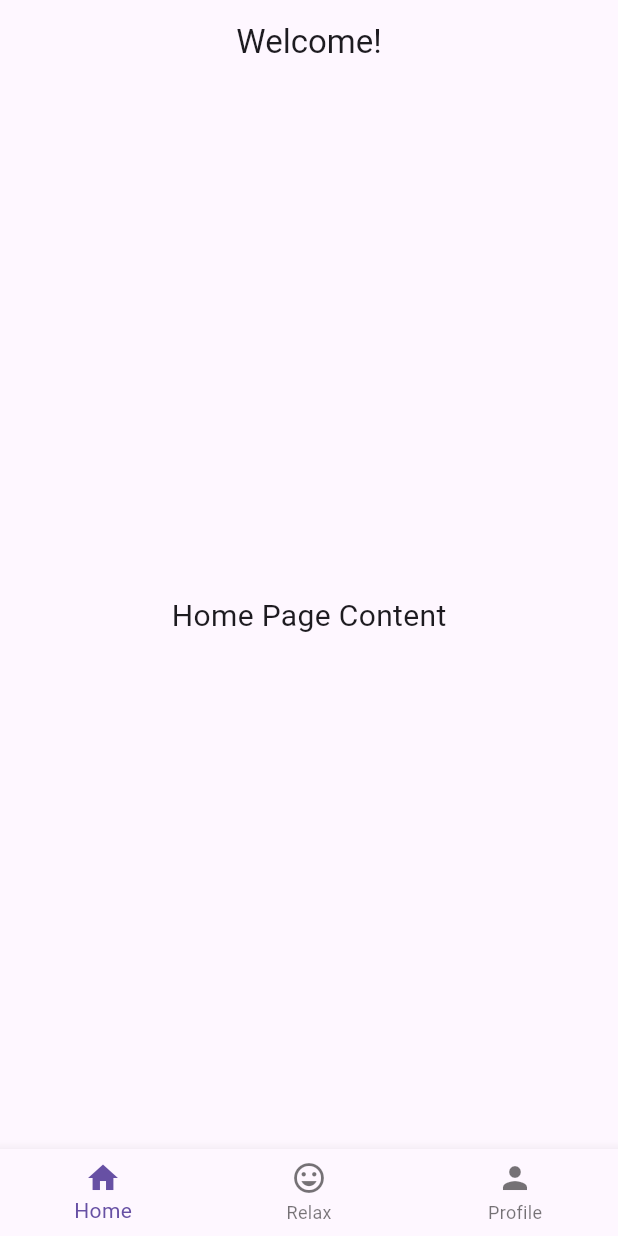
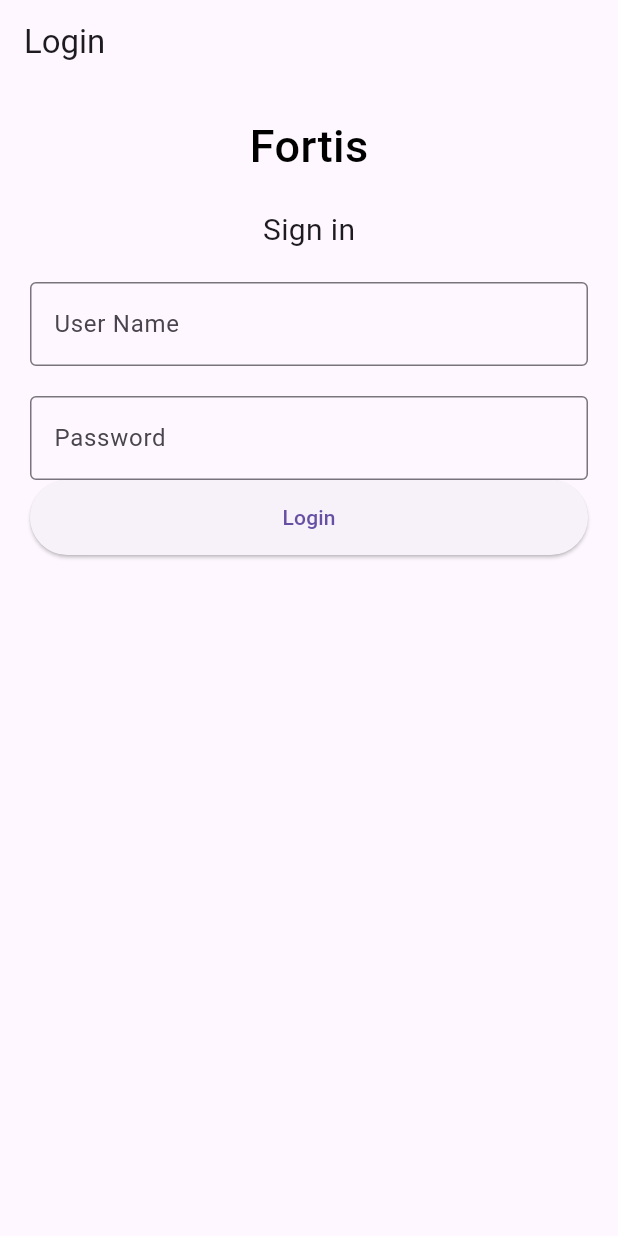
Before and after one commit to CSC-3380-Spring-2025/Team-15, a Flutter app: the screen it shows after launch, on a phone screen of 412 x 824 dp. Run offline on Flutter 3.47's test engine with Material 3 defaults, Android fonts, the phone set to English and light mode, and no system bars.

Commit message:
Added user login screen

```diff
--- a/fortis/lib/main.dart
+++ b/fortis/lib/main.dart
@@ -2,6 +2,7 @@ import 'package:flutter/material.dart';
 import 'pages/home.dart';
 import 'pages/relax.dart';
 import 'pages/profile.dart';
+import 'pages/user_login.dart';
 
 void main() {
   runApp(const MyApp());
@@ -14,7 +15,7 @@ class MyApp extends StatelessWidget {
   Widget build(BuildContext context) {
     return MaterialApp(
       debugShowCheckedModeBanner: false,
-      home: const MainScreen(),
+      home: const LoginPage(),
     );
   }
 }
--- /dev/null
+++ b/fortis/lib/pages/user_login.dart
@@ -0,0 +1,85 @@
+import 'package:flutter/material.dart';
+import '/main.dart';
+
+class LoginPage extends StatefulWidget{
+  const LoginPage({super.key});
+
+  @override
+  State<LoginPage> createState() => _LoginPageState();
+  }
+
+  class _LoginPageState extends State<LoginPage> {
+    TextEditingController nameController = TextEditingController();
+    TextEditingController passwordController = TextEditingController();
+
+    @override
+    Widget build(BuildContext context){
+      return Scaffold(
+        appBar: AppBar(title: const Text('Login')),
+        body: Padding(
+          padding: const EdgeInsets.all(10.0),
+          child: ListView(
+            children: <Widget>[
+              Container(
+                alignment: Alignment.center,
+                padding: const EdgeInsets.all(10),
+                child: const Text(
+                  'Fortis',
+                  style: TextStyle(
+                    color: Colors.black,
+                    fontWeight: FontWeight.w500,
+                    fontSize: 30)
+                    )),
+              Container(
+                alignment: Alignment.center,
+                padding: const EdgeInsets.all(10),
+                child: const Text(
+                  'Sign in',
+                  style: TextStyle(fontSize: 20),
+                )),
+              Container(
+                padding: const EdgeInsets.all(10),
+                child: TextField(
+                  controller: nameController,
+                  decoration: const InputDecoration(
+                    border: OutlineInputBorder(),
+                    labelText: 'User Name',
+                  ),
+                ),
+              ),
+              Container(
+                padding: const EdgeInsets.fromLTRB(10, 10, 10, 0),
+                child: TextField(
+                  obscureText: true,
+                  controller: passwordController,
+                  decoration: const InputDecoration(
+                    border: OutlineInputBorder(),
+                    labelText: 'Password',
+                  ),
+                ),
+              ),
+              Container(
+                height: 50,
+                padding: const EdgeInsets.fromLTRB(10, 0, 10, 0),
+                child: ElevatedButton(
+                  child: const Text('Login'),
+                  onPressed: () {
+                    if (nameController.text.isNotEmpty && passwordController.text.isNotEmpty) {
+                      Navigator.pushReplacement(
+                        context,
+                        MaterialPageRoute(builder: (context) => const MainScreen()),
+                      );
+                    } else {
+                      ScaffoldMessenger.of(context).showSnackBar(
+                        const SnackBar(content: Text('Please enter username and password')),
+                      );
+                    }
+                  },
+                )
+              ),
+            ]
+          )
+        )
+      );
+    }
+  }
```
